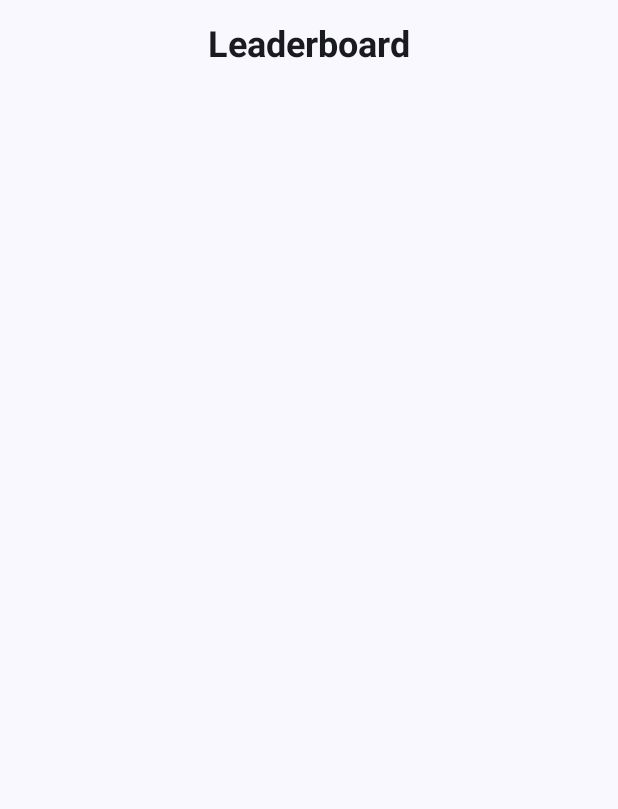
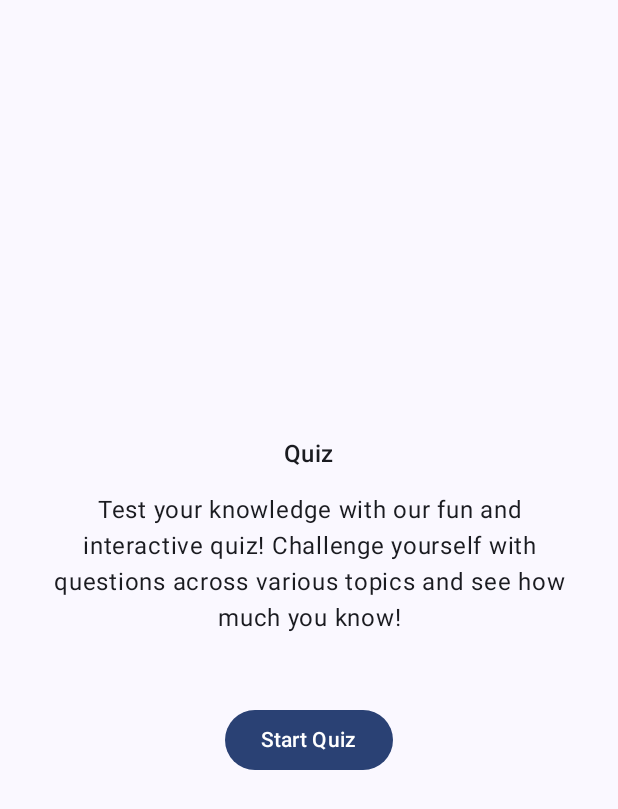
Before and after one commit to bptiago/QuizApp, an Android app built with Jetpack Compose: the screen it shows after launch (MainActivity), on a phone screen of 412 x 824 dp. Shown: the top 809 px of the screen. Run offline under Robolectric (Android 15) with nearby library versions, the phone set to English and light mode, and no system bars; our stand-ins replace Room's generated code.

```diff
--- a/app/build.gradle.kts
+++ b/app/build.gradle.kts
@@ -76,4 +76,7 @@ dependencies {
     // Compose
     implementation(libs.androidx.lifecycle.viewmodel.compose)
 
+    // Navigation
+    implementation(libs.androidx.navigation.compose)
+
 }
--- a/app/src/main/java/com/puc/quiz/data/quiz/Question.kt
+++ b/app/src/main/java/com/puc/quiz/data/quiz/Question.kt
@@ -2,5 +2,6 @@ package com.puc.quiz.data.quiz
 
 data class Question(
     val imageUrl: String,
-    val answer: String
+    val answer: String,
+    var options: List<String>
 )
--- a/app/src/main/java/com/puc/quiz/data/viewModel/AppViewModel.kt
+++ b/app/src/main/java/com/puc/quiz/data/viewModel/AppViewModel.kt
@@ -9,56 +9,26 @@ import com.puc.quiz.data.quiz.Question
 import kotlinx.coroutines.launch
 
 class AppViewModel(private val repository: LeaderboardRepository, private val context: Context): ViewModel() {
-    val resultList = repository.list()
+    val leaderboardList = repository.list()
 
-
-    val questions = listOf(
-        Question(imageUrl = "", answer = "França"),
-        Question(imageUrl = "", answer = "Brasil"),
-        Question(imageUrl = "", answer = "Alemanha"),
-        Question(imageUrl = "", answer = "Japão"),
-        Question(imageUrl = "", answer = "Itália"),
-        Question(imageUrl = "", answer = "Canadá"),
-        Question(imageUrl = "", answer = "Austrália"),
-        Question(imageUrl = "", answer = "México"),
-        Question(imageUrl = "", answer = "Argentina"),
-        Question(imageUrl = "", answer = "Espanha")
+    private val questions = listOf(
+        Question(imageUrl = "", answer = "França", options = listOf("Croácia", "Suécia", "Noruega", "França")),
+        Question(imageUrl = "", answer = "Brasil", options = listOf("Finlândia", "Dinamarca", "Grécia", "Brasil")),
+        Question(imageUrl = "", answer = "Alemanha", options = listOf("Egito", "África do Sul", "Portugal", "Alemanha")),
+        Question(imageUrl = "", answer = "Japão", options = listOf("Turquia", "Índia", "China", "Japão")),
+        Question(imageUrl = "", answer = "Itália", options = listOf("Rússia", "Coreia do Sul", "Nova Zelândia", "Itália")),
+        Question(imageUrl = "", answer = "Canadá", options = listOf("Filipinas", "Indonésia", "Tailândia", "Canadá")),
+        Question(imageUrl = "", answer = "Austrália", options = listOf("Malásia", "Vietnã", "Suíça", "Austrália")),
+        Question(imageUrl = "", answer = "México", options = listOf("Áustria", "Irlanda", "Escócia", "México")),
+        Question(imageUrl = "", answer = "Argentina", options = listOf("Peru", "Colômbia", "Chile", "Argentina")),
+        Question(imageUrl = "", answer = "Espanha", options = listOf("Uruguai", "Venezuela", "Nigéria", "Espanha"))
     )
 
-    val options = listOf(
-        "Croácia",
-        "Suécia",
-        "Noruega",
-        "Finlândia",
-        "Dinamarca",
-        "Grécia",
-        "Egito",
-        "África do Sul",
-        "Portugal",
-        "Turquia",
-        "Índia",
-        "China",
-        "Rússia",
-        "Coreia do Sul",
-        "Nova Zelândia",
-        "Filipinas",
-        "Indonésia",
-        "Tailândia",
-        "Malásia",
-        "Vietnã",
-        "Suíça",
-        "Áustria",
-        "Irlanda",
-        "Escócia",
-        "Peru",
-        "Colômbia",
-        "Chile",
-        "Uruguai",
-        "Venezuela",
-        "Nigéria"
-    )
-
-
+    fun getQuestions(): List<Question> {
+        val _questions = questions.shuffled()
+        _questions.forEach{it.options = it.options.shuffled()}
+        return _questions
+    }
 
     fun insertLeaderBoardEntry(leaderboardPlayer: LeaderboardPlayer) {
         viewModelScope.launch {
--- a/app/src/main/java/com/puc/quiz/ui/screens/BaseScreen.kt
+++ b/app/src/main/java/com/puc/quiz/ui/screens/BaseScreen.kt
@@ -5,10 +5,11 @@ import androidx.compose.runtime.collectAsState
 import androidx.compose.runtime.getValue
 import androidx.compose.ui.Modifier
 import androidx.lifecycle.viewmodel.compose.viewModel
-import com.puc.quiz.data.leaderboard.LeaderboardPlayer
+import androidx.navigation.compose.NavHost
+import androidx.navigation.compose.composable
+import androidx.navigation.compose.rememberNavController
 import com.puc.quiz.data.viewModel.AppViewModel
 import com.puc.quiz.data.viewModel.AppViewModelFactory
-import com.puc.quiz.ui.screens.leaderboard.LeaderboardScreen
 
 @Composable
 fun BaseScreen(
@@ -16,6 +17,37 @@ fun BaseScreen(
     modifier: Modifier = Modifier,
     appViewModel: AppViewModel = viewModel(factory = factory)
 ) {
-    val leaderboardData by appViewModel.resultList.collectAsState(initial = emptyList())
-    LeaderboardScreen(leaderboardData)
+    val navController = rememberNavController()
+    val questions = appViewModel.getQuestions()
+    val leaderboardData by appViewModel.leaderboardList.collectAsState(initial = emptyList())
+
+    NavHost(navController = navController, startDestination = "home") {
+        composable("home") {
+            HomeScreen(onStartQuiz = {navController.navigate("quiz")})
+        }
+
+        composable("quiz") {
+            QuizWelcomeScreen(
+                onQuestionClick = {navController.navigate("question/0")}
+            )
+        }
+
+        composable("leaderboard") {
+            LeaderboardScreen(leaderboard = leaderboardData, onClick = {navController.navigate("home")})
+        }
+
+        questions.forEachIndexed { index, _ ->
+            composable("question/$index") {
+                QuestionScreen(question = questions[index],
+                    onNext = {
+                        if (index < questions.size - 1)
+                            navController.navigate("question/${index + 1}")
+                        else
+                            navController.navigate("leaderboard")
+                    }
+                )
+            }
+        }
+    }
+
 }
--- /dev/null
+++ b/app/src/main/java/com/puc/quiz/ui/screens/HomeScreen.kt
@@ -0,0 +1,50 @@
+package com.puc.quiz.ui.screens
+
+import androidx.compose.foundation.layout.Arrangement
+import androidx.compose.foundation.layout.Column
+import androidx.compose.foundation.layout.Spacer
+import androidx.compose.foundation.layout.fillMaxSize
+import androidx.compose.foundation.layout.height
+import androidx.compose.foundation.layout.padding
+import androidx.compose.material3.Button
+import androidx.compose.material3.MaterialTheme
+import androidx.compose.material3.Text
+import androidx.compose.runtime.Composable
+import androidx.compose.ui.Alignment
+import androidx.compose.ui.Modifier
+import androidx.compose.ui.text.style.TextAlign
+import androidx.compose.ui.unit.dp
+
+@Composable
+fun HomeScreen(onStartQuiz: () -> Unit) {
+    Column(
+        modifier = Modifier
+            .fillMaxSize()
+            .padding(16.dp),
+        verticalArrangement = Arrangement.Center,
+        horizontalAlignment = Alignment.CenterHorizontally
+    ) {
+        Text(
+            text = "Quiz",
+            style = MaterialTheme.typography.titleMedium,
+            modifier = Modifier.padding(bottom = 16.dp)
+        )
+
+        Text(
+            text = "Test your knowledge with our fun and interactive quiz! " +
+                    "Challenge yourself with questions across various topics and see how much you know!",
+            style = MaterialTheme.typography.bodyLarge,
+            textAlign = TextAlign.Center,
+            modifier = Modifier.padding(horizontal = 16.dp)
+        )
+
+        Spacer(modifier = Modifier.height(32.dp))
+
+        Button(
+            onClick = onStartQuiz,
+            modifier = Modifier.padding(16.dp)
+        ) {
+            Text(text = "Start Quiz")
+        }
+    }
+}
--- a/app/src/main/java/com/puc/quiz/ui/screens/leaderboard/LeaderboardScreen.kt
+++ b/app/src/main/java/com/puc/quiz/ui/screens/LeaderboardScreen.kt
@@ -1,4 +1,4 @@
-package com.puc.quiz.ui.screens.leaderboard
+package com.puc.quiz.ui.screens
 
 import androidx.compose.foundation.background
 import androidx.compose.foundation.layout.Column
@@ -12,6 +12,7 @@ import androidx.compose.foundation.layout.width
 import androidx.compose.foundation.lazy.LazyColumn
 import androidx.compose.foundation.lazy.items
 import androidx.compose.foundation.shape.RoundedCornerShape
+import androidx.compose.material3.Button
 import androidx.compose.material3.MaterialTheme
 import androidx.compose.material3.Text
 import androidx.compose.runtime.Composable
@@ -22,7 +23,7 @@ import androidx.compose.ui.unit.dp
 import com.puc.quiz.data.leaderboard.LeaderboardPlayer
 
 @Composable
-fun LeaderboardScreen(leaderboard: List<LeaderboardPlayer>) {
+fun LeaderboardScreen(leaderboard: List<LeaderboardPlayer>, onClick: () -> Unit) {
     Column(
         modifier = Modifier
             .fillMaxSize()
@@ -40,6 +41,9 @@ fun LeaderboardScreen(leaderboard: List<LeaderboardPlayer>) {
             contentPadding = PaddingValues(vertical = 8.dp)
         ) {
             items(leaderboard) { LeaderboardItem(it) }
+        }
+        Button(onClick = onClick) {
+            Text(text = "Voltar")
         }
     }
 }
--- a/gradle/libs.versions.toml
+++ b/gradle/libs.versions.toml
@@ -9,11 +9,13 @@ lifecycleRuntimeKtx = "2.8.6"
 activityCompose = "1.9.2"
 composeBom = "2024.04.01"
 lifecycleViewmodelCompose = "2.8.7"
+navigationCompose = "2.8.3"
 roomRuntime = "2.6.1"
 
 [libraries]
 androidx-core-ktx = { group = "androidx.core", name = "core-ktx", version.ref = "coreKtx" }
 androidx-lifecycle-viewmodel-compose = { module = "androidx.lifecycle:lifecycle-viewmodel-compose", version.ref = "lifecycleViewmodelCompose" }
+androidx-navigation-compose = { module = "androidx.navigation:navigation-compose", version.ref = "navigationCompose" }
 androidx-room-ktx = { module = "androidx.room:room-ktx", version.ref = "roomRuntime" }
 androidx-room-runtime = { module = "androidx.room:room-runtime", version.ref = "roomRuntime" }
 junit = { group = "junit", name = "junit", version.ref = "junit" }
```
Also changed, not shown: app/src/main/java/com/puc/quiz/ui/screens/QuestionScreen.kt (added, +72 -0 lines), app/src/main/java/com/puc/quiz/ui/screens/QuizWelcomeScreen.kt (added, +32 -0 lines), app/src/main/java/com/puc/quiz/ui/screens/quiz/QuizScreen.kt (deleted, +0 -64 lines).
